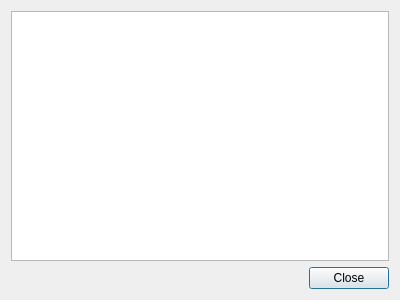
zoltan-ongithub/x2goclient-qt5, file src/ui/helpdialog.ui: the form before one commit.
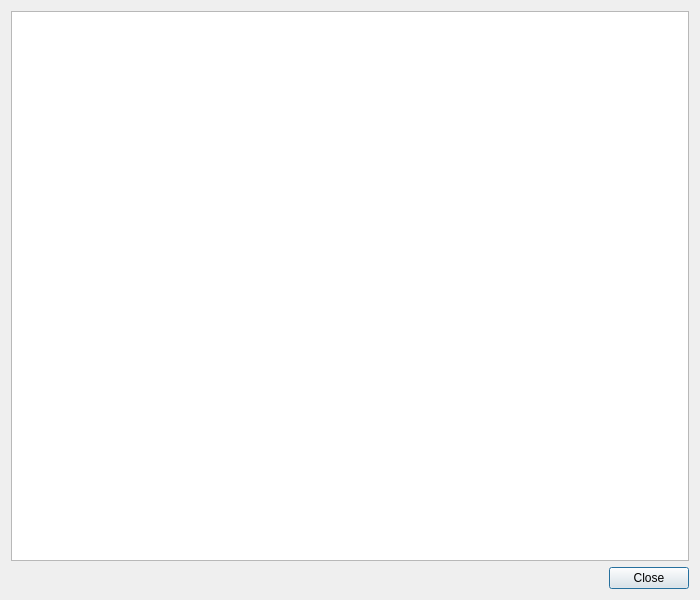
The form after the commit. Icons and pictures are not drawn.

Commit message: ui/helpdialog.ui: almost double the window size.

Patch:
```diff
--- a/src/ui/helpdialog.ui
+++ b/src/ui/helpdialog.ui
@@ -6,8 +6,8 @@
    <rect>
     <x>0</x>
     <y>0</y>
-    <width>400</width>
-    <height>300</height>
+    <width>700</width>
+    <height>600</height>
    </rect>
   </property>
   <property name="windowTitle">
```
Left out of the diff: 4 changed lines with no effect on the pictures. The commit also changes 1 other file.
